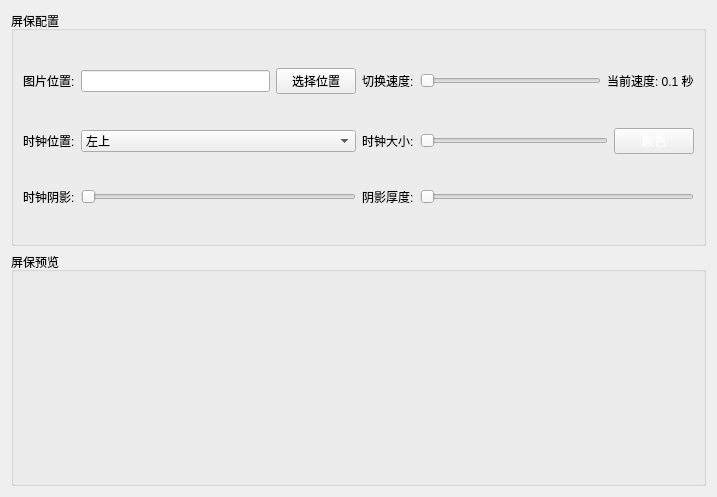
First picture: the form in tools/ConfigPanel/configpanelwindow.ui, repository GXDE-OS/qt.picture-screensaver, before the edit.
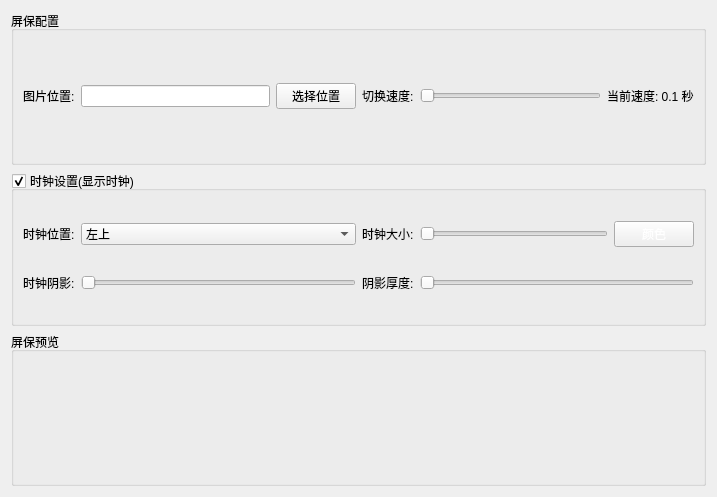
Second picture: the form after the edit.

Commit message: repo: 增加时钟可见性配置

```diff
--- a/tools/ConfigPanel/configpanelwindow.ui
+++ b/tools/ConfigPanel/configpanelwindow.ui
@@ -13,14 +13,81 @@
   <property name="windowTitle">
    <string>Form</string>
   </property>
-  <layout class="QGridLayout" name="gridLayout_2">
+  <layout class="QGridLayout" name="gridLayout_4">
    <item row="0" column="0">
     <widget class="QGroupBox" name="groupBox">
      <property name="title">
       <string>屏保配置</string>
      </property>
+     <layout class="QGridLayout" name="gridLayout_2">
+      <item row="0" column="0">
+       <layout class="QHBoxLayout" name="horizontalLayout">
+        <item>
+         <widget class="QLabel" name="label">
+          <property name="text">
+           <string>图片位置:</string>
+          </property>
+         </widget>
+        </item>
+        <item>
+         <widget class="QLineEdit" name="inputDirEdit"/>
+        </item>
+        <item>
+         <widget class="QPushButton" name="chooseDirBtn">
+          <property name="text">
+           <string>选择位置</string>
+          </property>
+         </widget>
+        </item>
+       </layout>
+      </item>
+      <item row="0" column="1">
+       <layout class="QHBoxLayout" name="horizontalLayout_2">
+        <item>
+         <widget class="QLabel" name="label_2">
+          <property name="text">
+           <string>切换速度:</string>
+          </property>
+         </widget>
+        </item>
+        <item>
+         <widget class="QSlider" name="sliderSpeed">
+          <property name="minimum">
+           <number>100</number>
+          </property>
+          <property name="maximum">
+           <number>6000</number>
+          </property>
+          <property name="orientation">
+           <enum>Qt::Horizontal</enum>
+          </property>
+         </widget>
+        </item>
+        <item>
+         <widget class="QLabel" name="sliderSpeedLab">
+          <property name="text">
+           <string>当前速度: 0.1 秒</string>
+          </property>
+         </widget>
+        </item>
+       </layout>
+      </item>
+     </layout>
+    </widget>
+   </item>
+   <item row="1" column="0">
+    <widget class="QGroupBox" name="timerVisible">
+     <property name="focusPolicy">
+      <enum>Qt::WheelFocus</enum>
+     </property>
+     <property name="title">
+      <string>时钟设置(显示时钟)</string>
+     </property>
+     <property name="checkable">
+      <bool>true</bool>
+     </property>
      <layout class="QGridLayout" name="gridLayout">
-      <item row="1" column="0">
+      <item row="0" column="0">
        <layout class="QHBoxLayout" name="horizontalLayout_4">
         <item>
          <widget class="QLabel" name="label_4">
@@ -86,101 +153,7 @@
         </item>
        </layout>
       </item>
-      <item row="2" column="1">
-       <layout class="QHBoxLayout" name="horizontalLayout_6">
-        <item>
-         <widget class="QLabel" name="label_7">
-          <property name="text">
-           <string>阴影厚度:</string>
-          </property>
-         </widget>
-        </item>
-        <item>
-         <widget class="QSlider" name="sliderShadowRadius">
-          <property name="maximum">
-           <number>255</number>
-          </property>
-          <property name="orientation">
-           <enum>Qt::Horizontal</enum>
-          </property>
-         </widget>
-        </item>
-       </layout>
-      </item>
-      <item row="2" column="0">
-       <layout class="QHBoxLayout" name="horizontalLayout_5">
-        <item>
-         <widget class="QLabel" name="label_6">
-          <property name="text">
-           <string>时钟阴影:</string>
-          </property>
-         </widget>
-        </item>
-        <item>
-         <widget class="QSlider" name="sliderShadow">
-          <property name="maximum">
-           <number>255</number>
-          </property>
-          <property name="orientation">
-           <enum>Qt::Horizontal</enum>
-          </property>
-         </widget>
-        </item>
-       </layout>
-      </item>
       <item row="0" column="1">
-       <layout class="QHBoxLayout" name="horizontalLayout_2">
-        <item>
-         <widget class="QLabel" name="label_2">
-          <property name="text">
-           <string>切换速度:</string>
-          </property>
-         </widget>
-        </item>
-        <item>
-         <widget class="QSlider" name="sliderSpeed">
-          <property name="minimum">
-           <number>100</number>
-          </property>
-          <property name="maximum">
-           <number>6000</number>
-          </property>
-          <property name="orientation">
-           <enum>Qt::Horizontal</enum>
-          </property>
-         </widget>
-        </item>
-        <item>
-         <widget class="QLabel" name="sliderSpeedLab">
-          <property name="text">
-           <string>当前速度: 0.1 秒</string>
-          </property>
-         </widget>
-        </item>
-       </layout>
-      </item>
-      <item row="0" column="0">
-       <layout class="QHBoxLayout" name="horizontalLayout">
-        <item>
-         <widget class="QLabel" name="label">
-          <property name="text">
-           <string>图片位置:</string>
-          </property>
-         </widget>
-        </item>
-        <item>
-         <widget class="QLineEdit" name="inputDirEdit"/>
-        </item>
-        <item>
-         <widget class="QPushButton" name="chooseDirBtn">
-          <property name="text">
-           <string>选择位置</string>
-          </property>
-         </widget>
-        </item>
-       </layout>
-      </item>
-      <item row="1" column="1">
        <layout class="QHBoxLayout" name="horizontalLayout_3">
         <item>
          <widget class="QLabel" name="label_5">
@@ -214,10 +187,52 @@
         </item>
        </layout>
       </item>
+      <item row="1" column="0">
+       <layout class="QHBoxLayout" name="horizontalLayout_5">
+        <item>
+         <widget class="QLabel" name="label_6">
+          <property name="text">
+           <string>时钟阴影:</string>
+          </property>
+         </widget>
+        </item>
+        <item>
+         <widget class="QSlider" name="sliderShadow">
+          <property name="maximum">
+           <number>255</number>
+          </property>
+          <property name="orientation">
+           <enum>Qt::Horizontal</enum>
+          </property>
+         </widget>
+        </item>
+       </layout>
+      </item>
+      <item row="1" column="1">
+       <layout class="QHBoxLayout" name="horizontalLayout_6">
+        <item>
+         <widget class="QLabel" name="label_7">
+          <property name="text">
+           <string>阴影厚度:</string>
+          </property>
+         </widget>
+        </item>
+        <item>
+         <widget class="QSlider" name="sliderShadowRadius">
+          <property name="maximum">
+           <number>255</number>
+          </property>
+          <property name="orientation">
+           <enum>Qt::Horizontal</enum>
+          </property>
+         </widget>
+        </item>
+       </layout>
+      </item>
      </layout>
     </widget>
    </item>
-   <item row="1" column="0">
+   <item row="2" column="0">
     <widget class="QGroupBox" name="previewBox">
      <property name="title">
       <string>屏保预览</string>
```
The commit also changes 3 other files.
